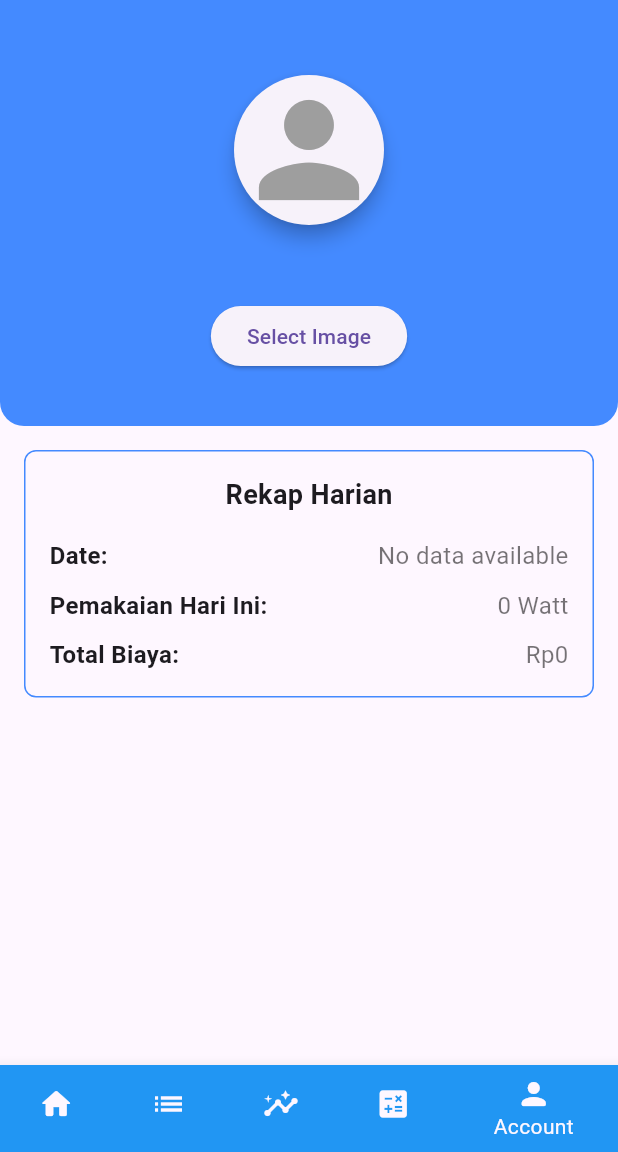
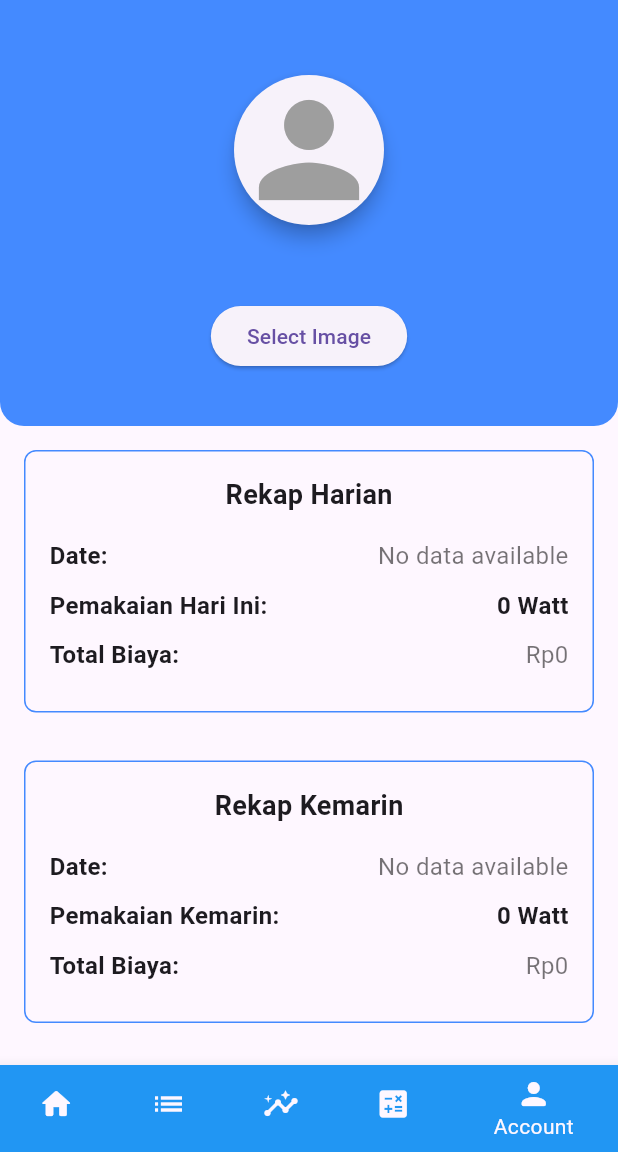
Before and after one commit to Kriiif/savEco-, a Flutter app: the Home screen opened directly with empty values, item 5 of the bottom bar chosen, on a phone screen of 412 x 824 dp, the part 84-1236 px from its top. Run offline on Flutter 3.47's test engine with Material 3 defaults, Android fonts, the phone set to English and light mode, and no system bars; our stand-ins replace image_picker, sqflite; accounts and stored records are empty.

Commit message:
Buat semuanya jadi tanggal real time.

```diff
--- a/lib/dashboard_page.dart
+++ b/lib/dashboard_page.dart
@@ -57,8 +57,14 @@ class DashboardPageState extends State<DashboardPage> {
       ...widget.additionalUsage,
     ];
 
+    // Filter hanya data hari ini
+    final today = DateFormat('dd-MM-yyyy').format(DateTime.now());
+    allUsage = allUsage.where((item) => item['date'] == today).toList();
+
+    // Sort data berdasarkan timestamp terbaru
     allUsage.sort((a, b) => (b['timestamp'] as DateTime).compareTo(a['timestamp'] as DateTime));
 
+    // Ambil maksimal 2 data terakhir
     List<Map<String, dynamic>> recentlyAdded = allUsage.take(2).toList();
 
     // Calculate the total wattage and total cost, ensuring we handle null or non-integer 'usage' correctly
--- a/lib/profile.dart
+++ b/lib/profile.dart
@@ -14,13 +14,16 @@ class ProfileUser extends StatefulWidget {
 }
 
 class _ProfileUserState extends State<ProfileUser> {
-  File? _image; // Variabel untuk menyimpan gambar
+  File? _image;
+
   String formatCurrency(double value) {
-    final format = NumberFormat.currency(locale: 'id_ID', symbol: 'Rp', decimalDigits: 0);
+    final format = NumberFormat.currency(
+        locale: 'id_ID', symbol: 'Rp', decimalDigits: 0);
     return format.format(value);
   }
 
-  void onSave(List<Map<String, dynamic>> fixed, List<Map<String, dynamic>> additional) {
+  void onSave(List<Map<String, dynamic>> fixed,
+      List<Map<String, dynamic>> additional) {
     setState(() {
       widget.fixedUsage.addAll(fixed);
       widget.additionalUsage.addAll(additional);
@@ -38,37 +41,60 @@ class _ProfileUserState extends State<ProfileUser> {
     }
   }
 
+  Future<Map<String, dynamic>> getPemakaianHariIni() async {
+    final today = DateFormat('dd-MM-yyyy').format(DateTime.now());
+    final allUsage = [
+      ...widget.fixedUsage.where((item) => item['date'] == today),
+      ...widget.additionalUsage.where((item) => item['date'] == today),
+    ];
+
+    allUsage.sort((a, b) =>
+        (b['timestamp'] as DateTime).compareTo(a['timestamp'] as DateTime));
+
+    int totalWatt = allUsage.fold(
+        0, (sum, item) => sum + (item['usage'] as int? ?? 0));
+    double totalCost = allUsage.fold(
+        0.0, (sum, item) => sum + (item['cost'] as double? ?? 0.0));
+
+    return {'totalWatt': totalWatt, 'totalCost': totalCost};
+  }
+
   @override
   Widget build(BuildContext context) {
-    List<Map<String, dynamic>> allUsage = [
-      ...widget.fixedUsage,
-      ...widget.additionalUsage,
+    // Mendapatkan tanggal hari ini dan kemarin
+    final today = DateFormat('dd-MM-yyyy').format(DateTime.now());
+    final yesterday = DateFormat('dd-MM-yyyy')
+        .format(DateTime.now().subtract(const Duration(days: 1)));
+
+    // Filter data untuk tanggal hari ini
+    List<Map<String, dynamic>> todayData = [
+      ...widget.fixedUsage.where((item) => item['date'] == today),
+      ...widget.additionalUsage.where((item) => item['date'] == today),
     ];
 
-    allUsage.sort((a, b) => (b['timestamp'] as DateTime).compareTo(a['timestamp'] as DateTime));
+    // Hitung total watt dan biaya untuk hari ini
+    int todayTotalWatt = todayData.fold(
+        0, (sum, item) => sum + (item['usage'] as int? ?? 0));
+    double todayTotalCost = todayData.fold(
+        0.0, (sum, item) => sum + (item['cost'] as double? ?? 0.0));
 
-    List<Map<String, dynamic>> recentlyAdded = allUsage.take(2).toList();
+    // Filter data untuk tanggal kemarin
+    List<Map<String, dynamic>> yesterdayData = [
+      ...widget.fixedUsage.where((item) => item['date'] == yesterday),
+      ...widget.additionalUsage.where((item) => item['date'] == yesterday),
+    ];
 
-    int totalWatt = widget.fixedUsage.fold(0, (sum, item) {
-      final usage = item['usage'] is int ? item['usage'] as int : 0;
-      return sum + usage;
-    }) + widget.additionalUsage.fold(0, (sum, item) {
-      final usage = item['usage'] is int ? item['usage'] as int : 0;
-      return sum + usage;
-    });
-
-    double totalCost = widget.fixedUsage.fold(0.0, (sum, item) {
-      final cost = item['cost'] is double ? item['cost'] as double : 0.0;
-      return sum + cost;
-    }) + widget.additionalUsage.fold(0.0, (sum, item) {
-      final cost = item['cost'] is double ? item['cost'] as double : 0.0;
-      return sum + cost;
-    });
+    // Hitung total watt dan biaya untuk kemarin
+    int yesterdayTotalWatt = yesterdayData.fold(
+        0, (sum, item) => sum + (item['usage'] as int? ?? 0));
+    double yesterdayTotalCost = yesterdayData.fold(
+        0.0, (sum, item) => sum + (item['cost'] as double? ?? 0.0));
 
     return SingleChildScrollView(
       child: Column(
         crossAxisAlignment: CrossAxisAlignment.center,
         children: [
+          // Bagian Profil User
           Container(
             width: double.infinity,
             padding: const EdgeInsets.all(16),
@@ -82,6 +108,7 @@ class _ProfileUserState extends State<ProfileUser> {
             child: Column(
               children: [
                 const SizedBox(height: 30),
+                // Foto Profil
                 Card(
                   elevation: 5,
                   shape: RoundedRectangleBorder(
@@ -104,10 +131,11 @@ class _ProfileUserState extends State<ProfileUser> {
                   ),
                 ),
                 const SizedBox(height: 10),
+                // Nama Pengguna
                 Center(
                   child: Text(
-                    '${widget.username}',
-                    style: TextStyle(
+                    widget.username,
+                    style: const TextStyle(
                       color: Colors.white,
                       fontSize: 18,
                       fontWeight: FontWeight.bold,
@@ -123,6 +151,7 @@ class _ProfileUserState extends State<ProfileUser> {
               ],
             ),
           ),
+          // Bagian Rekap Harian
           Container(
             width: double.infinity,
             margin: const EdgeInsets.all(16.0),
@@ -141,49 +170,132 @@ class _ProfileUserState extends State<ProfileUser> {
                   ),
                 ),
                 const SizedBox(height: 16),
+                // Menampilkan Tanggal Hari Ini
                 Row(
                   mainAxisAlignment: MainAxisAlignment.spaceBetween,
                   children: [
-                    Text(
+                    const Text(
                       'Date:',
-                      style: TextStyle(fontSize: 16, fontWeight: FontWeight.bold),
+                      style:
+                      TextStyle(fontSize: 16, fontWeight: FontWeight.bold),
                     ),
                     Text(
-                      recentlyAdded.isNotEmpty
-                          ? recentlyAdded.first['date']
-                          : 'No data available',
-                      style: TextStyle(fontSize: 16, color: Colors.black54),
+                      todayData.isNotEmpty ? today : 'No data available',
+                      style: const TextStyle(
+                          fontSize: 16, color: Colors.black54),
                     ),
                   ],
                 ),
                 const SizedBox(height: 10),
+                // Menampilkan Pemakaian Hari Ini
                 Row(
                   mainAxisAlignment: MainAxisAlignment.spaceBetween,
                   children: [
-                    Text(
+                    const Text(
                       'Pemakaian Hari Ini:',
-                      style: TextStyle(fontSize: 16, fontWeight: FontWeight.bold),
+                      style:
+                      TextStyle(fontSize: 16, fontWeight: FontWeight.bold),
                     ),
                     Text(
-                      '$totalWatt Watt',
-                      style: TextStyle(fontSize: 16, color: Colors.black54),
+                      '$todayTotalWatt Watt',
+                      style: const TextStyle(
+                          fontSize: 16, fontWeight: FontWeight.bold),
                     ),
                   ],
                 ),
                 const SizedBox(height: 10),
+                // Menampilkan Total Biaya Hari Ini
                 Row(
                   mainAxisAlignment: MainAxisAlignment.spaceBetween,
                   children: [
-                    Text(
+                    const Text(
                       'Total Biaya:',
-                      style: TextStyle(fontSize: 16, fontWeight: FontWeight.bold),
+                      style:
+                      TextStyle(fontSize: 16, fontWeight: FontWeight.bold),
                     ),
                     Text(
-                      formatCurrency(totalCost),
-                      style: TextStyle(fontSize: 16, color: Colors.black54),
+                      formatCurrency(todayTotalCost),
+                      style: const TextStyle(
+                          fontSize: 16, color: Colors.black54),
                     ),
                   ],
                 ),
+                const SizedBox(height: 10),
+              ],
+            ),
+          ),
+          // Bagian Rekap Kemarin
+          Container(
+            width: double.infinity,
+            margin: const EdgeInsets.all(16.0),
+            padding: const EdgeInsets.all(16),
+            decoration: BoxDecoration(
+              border: Border.all(color: Colors.blueAccent),
+              borderRadius: BorderRadius.circular(8),
+            ),
+            child: Column(
+              children: [
+                const Text(
+                  'Rekap Kemarin',
+                  style: TextStyle(
+                    fontSize: 18,
+                    fontWeight: FontWeight.bold,
+                  ),
+                ),
+                const SizedBox(height: 16),
+                // Menampilkan Tanggal Kemarin
+                Row(
+                  mainAxisAlignment: MainAxisAlignment.spaceBetween,
+                  children: [
+                    const Text(
+                      'Date:',
+                      style:
+                      TextStyle(fontSize: 16, fontWeight: FontWeight.bold),
+                    ),
+                    Text(
+                      yesterdayData.isNotEmpty
+                          ? yesterday
+                          : 'No data available',
+                      style: const TextStyle(
+                          fontSize: 16, color: Colors.black54),
+                    ),
+                  ],
+                ),
+                const SizedBox(height: 10),
+                // Menampilkan Pemakaian Kemarin
+                Row(
+                  mainAxisAlignment: MainAxisAlignment.spaceBetween,
+                  children: [
+                    const Text(
+                      'Pemakaian Kemarin:',
+                      style:
+                      TextStyle(fontSize: 16, fontWeight: FontWeight.bold),
+                    ),
+                    Text(
+                      '$yesterdayTotalWatt Watt',
+                      style: const TextStyle(
+                          fontSize: 16, fontWeight: FontWeight.bold),
+                    ),
+                  ],
+                ),
+                const SizedBox(height: 10),
+                // Menampilkan Total Biaya Kemarin
+                Row(
+                  mainAxisAlignment: MainAxisAlignment.spaceBetween,
+                  children: [
+                    const Text(
+                      'Total Biaya:',
+                      style:
+                      TextStyle(fontSize: 16, fontWeight: FontWeight.bold),
+                    ),
+                    Text(
+                      formatCurrency(yesterdayTotalCost),
+                      style: const TextStyle(
+                          fontSize: 16, color: Colors.black54),
+                    ),
+                  ],
+                ),
+                const SizedBox(height: 10),
               ],
             ),
           ),
--- a/lib/sum_page.dart
+++ b/lib/sum_page.dart
@@ -31,21 +31,34 @@ class _SumPageState extends State<SumPage> {
     final duration = double.tryParse(durationController.text.trim()) ?? 0.0;
     final dateInput = dateController.text.trim();
 
-    // Validate and parse date input
+    // Parse dan validasi input tanggal
     DateTime? date;
     if (dateInput.isNotEmpty) {
       try {
         date = DateFormat('dd-MM-yyyy').parseStrict(dateInput);
       } catch (e) {
         ScaffoldMessenger.of(context).showSnackBar(
-          SnackBar(content: Text('Invalid date format. Use DD-MM-YYYY.')),
+          SnackBar(content: Text('Format tanggal salah. Gunakan DD-MM-YYYY.')),
         );
         return;
       }
     }
 
+    // Ambil tanggal hari ini
+    final today = DateTime.now();
+    final todayString = DateFormat('dd-MM-yyyy').format(today);
+
+    // Validasi tanggal harus hari ini
+    if (date != null && DateFormat('dd-MM-yyyy').format(date) != todayString) {
+      ScaffoldMessenger.of(context).showSnackBar(
+        SnackBar(content: Text('Tanggal harus sesuai dengan hari ini.')),
+      );
+      return;
+    }
+
+    // Validasi data lainnya sebelum input
     if (name.isNotEmpty && usage > 0 && duration > 0.0 && date != null) {
-      final cost = (usage / 1000) * duration * tariff;
+      final cost = (usage / 1000) * duration * tariff; // Kalkulasi biaya
       final newItem = {
         'name': name,
         'usage': usage,
@@ -53,7 +66,7 @@ class _SumPageState extends State<SumPage> {
         'cost': cost,
         'category': type,
         'timestamp': DateTime.now(),
-        'date': DateFormat('dd-MM-yyyy').format(date), // Store formatted date
+        'date': todayString, // Simpan tanggal hari ini
       };
 
       setState(() {
@@ -64,10 +77,15 @@ class _SumPageState extends State<SumPage> {
         }
       });
 
+      // Reset input form
       nameController.clear();
       usageController.clear();
       durationController.clear();
       dateController.clear();
+    } else {
+      ScaffoldMessenger.of(context).showSnackBar(
+        SnackBar(content: Text('Semua data harus diisi dengan benar.')),
+      );
     }
   }
 
```
